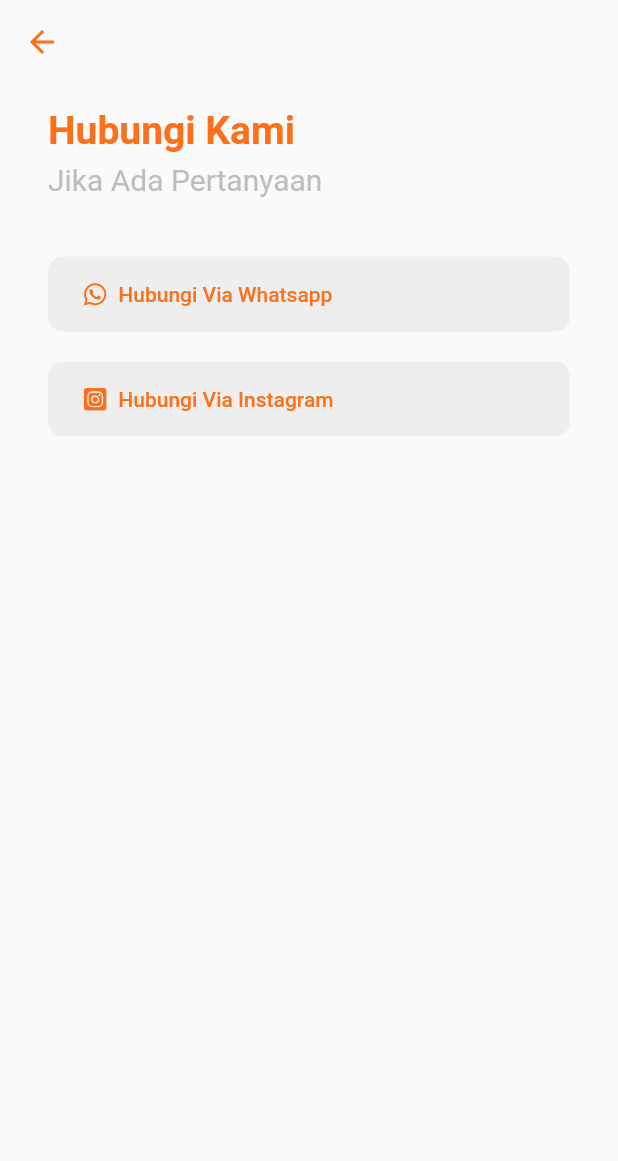
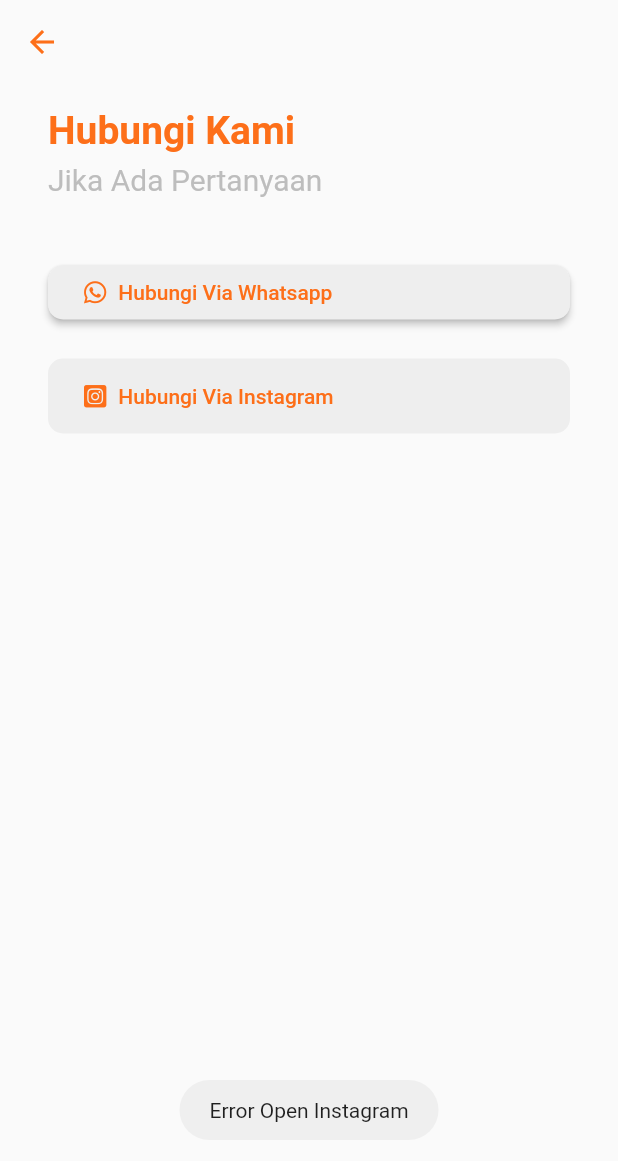
Before and after one commit to renol767/mobile-caffe-both-twennty, a Flutter app: the ContactMe screen opened directly, after a tap on "Hubungi Via Instagram", on a phone screen of 412 x 824 dp. Shown: the top 1161 px of the screen. Run offline on Flutter 3.47's test engine with Material 2 defaults, Android fonts, the phone set to English and light mode, and no system bars; our stand-ins replace bottom_navy_bar, firebase_auth, firebase_core, flutter_spinkit, fluttertoast, font_awesome_flutter and 3 more; accounts and stored records are empty.

Commit message:
launchurlok_updateusererror_aboutbelum

```diff
--- a/lib/page/page_dashboard/profile/contactme.dart
+++ b/lib/page/page_dashboard/profile/contactme.dart
@@ -4,13 +4,19 @@
 import 'package:font_awesome_flutter/font_awesome_flutter.dart';
 
 class ContactMe extends StatefulWidget {
-  ContactMe({Key key}) : super(key: key);
-
   @override
   _ContactMeState createState() => _ContactMeState();
 }
 
 class _ContactMeState extends State<ContactMe> {
+  _launchURL(String url, String errmsg) async {
+    if (await canLaunch(url)) {
+      launch(url);
+    } else {
+      Fluttertoast.showToast(msg: errmsg);
+    }
+  }
+
   @override
   Widget build(BuildContext context) {
     return Scaffold(
@@ -64,13 +70,15 @@
               SizedBox(
                 height: 40,
               ),
-              FlatButton(
+              RaisedButton(
                 shape: RoundedRectangleBorder(
                     borderRadius: BorderRadius.circular(10)),
                 textColor: Color(0xfffd6f19),
-                height: 50.0,
                 color: Colors.grey.shade200,
-                onPressed: () {},
+                onPressed: () {
+                  _launchURL("https://wa.me/+6285156816197?text=Hallo",
+                      "Error Open Whatsapp");
+                },
                 child: Row(
                   mainAxisAlignment: MainAxisAlignment.start,
                   children: [
@@ -97,7 +105,10 @@
                 textColor: Color(0xfffd6f19),
                 height: 50.0,
                 color: Colors.grey.shade200,
-                onPressed: () {},
+                onPressed: () {
+                  _launchURL("https://instagram.com/renolakatsuki",
+                      "Error Open Instagram");
+                },
                 child: Row(
                   mainAxisAlignment: MainAxisAlignment.start,
                   children: [
--- a/pubspec.yaml
+++ b/pubspec.yaml
@@ -40,7 +40,7 @@
   fluttertoast: ^8.0.3
   bottom_navy_bar: ^5.6.0
   font_awesome_flutter: ^9.0.0
-  url_launcher: ^6.0.3
+  url_launcher: ^5.1.3
   timeline_tile: ^0.1.0
 
 dev_dependencies:
```
Also changed, not shown: lib/page/page_dashboard/profile.dart (+12 -3 lines), pubspec.lock, 1 other file.
